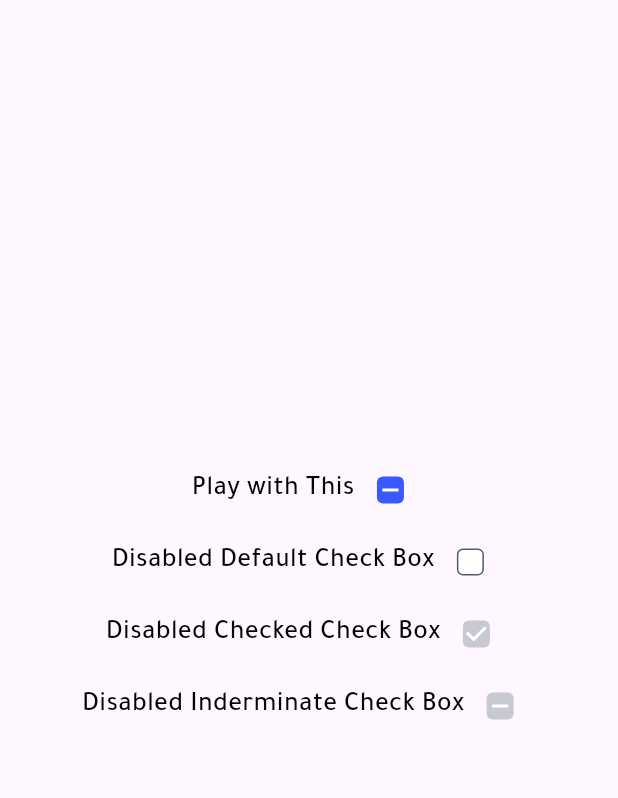
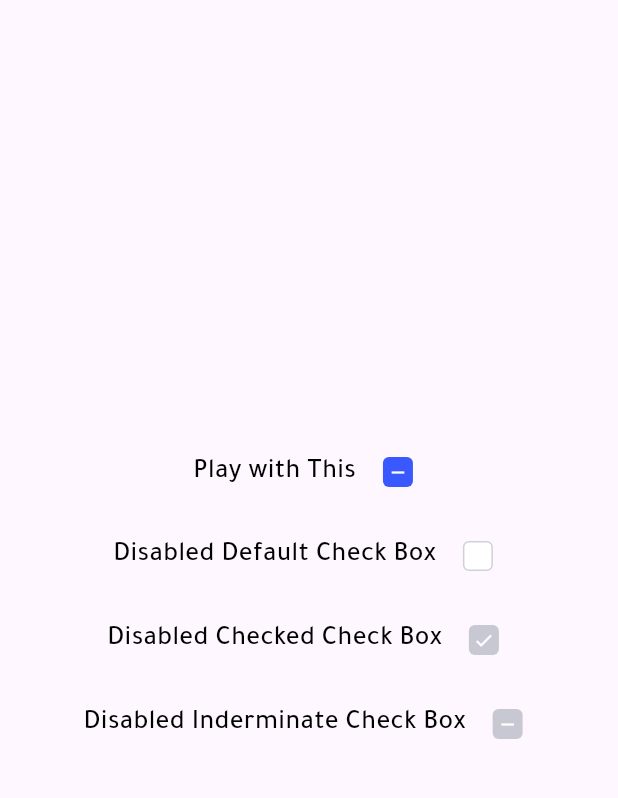
Before and after one commit to Tagaddod/Tagaddod-NewUi-Kit, a Flutter app: the screen it shows after launch, in the side drawer, after a tap on "App Check Box", on a phone screen of 412 x 824 dp, the part 62-860 px from its top. Run offline on Flutter 3.47's test engine with Material 3 defaults, Android fonts, the phone set to English and light mode, and no system bars; drawn by our look-alikes of auto_size_text; our stand-ins replace flutter_screenutil, flutter_svg.

Commit message:
fixed text field,app badge,app checkbox

```diff
--- a/lib/app_drawer.dart
+++ b/lib/app_drawer.dart
@@ -100,6 +100,23 @@ class AppDrawer extends StatelessWidget {
                 Navigator.pop(context);
               },
             ),
+            //app badge
+            ListTile(
+              title: const Text("App Badge "),
+              onTap: () {
+                onSelectWidget(getAppBadge(context));
+                Navigator.pop(context);
+              },
+            ),
+
+            //app check bo
+            ListTile(
+              title: const Text("App Check Box"),
+              onTap: () {
+                onSelectWidget(getAppCheckBox(context));
+                Navigator.pop(context);
+              },
+            ),
             ListTile(
               title: const Text("App Text Field"),
               onTap: () {
@@ -118,23 +135,7 @@ class AppDrawer extends StatelessWidget {
                 );
               },
             ),
-            //app badge
-            ListTile(
-              title: const Text("App Badge "),
-              onTap: () {
-                onSelectWidget(getAppBadge(context));
-                Navigator.pop(context);
-              },
-            ),
 
-            //app check bo
-            ListTile(
-              title: const Text("App Check Box"),
-              onTap: () {
-                onSelectWidget(getAppCheckBox(context));
-                Navigator.pop(context);
-              },
-            ),
             //sample switch button
             ListTile(
               title: const Text("App Switch "),
--- a/lib/samples/checkbox/sample_app_check_box.dart
+++ b/lib/samples/checkbox/sample_app_check_box.dart
@@ -26,7 +26,14 @@ class _SampleAppCheckBoxState extends State<SampleAppCheckBox> {
               crossAxisAlignment: CrossAxisAlignment.center,
               mainAxisSize: MainAxisSize.min,
               children: [
-                const AppText.bodyLg(text: "Play with This"),
+                const AppText.bodyLg(
+                  text: "Play with This",
+                  height: 0.9,
+                  textAlign: TextAlign.center,
+                ),
+                const SizedBox(
+                  width: 10,
+                ),
                 AppCheckBox(
                   value: value,
                   tristate: true,
@@ -38,6 +45,9 @@ class _SampleAppCheckBoxState extends State<SampleAppCheckBox> {
             );
           },
         ),
+        const SizedBox(
+          height: 20,
+        ),
 
         //disabled Check Box
         const Row(
@@ -46,11 +56,17 @@ class _SampleAppCheckBoxState extends State<SampleAppCheckBox> {
           mainAxisSize: MainAxisSize.min,
           children: [
             AppText.bodyLg(text: "Disabled Default Check Box"),
+            SizedBox(
+              width: 10,
+            ),
             AppCheckBox(
               value: false,
               tristate: true,
             ),
           ],
+        ),
+        const SizedBox(
+          height: 20,
         ),
         //disabled with value true
         const Row(
@@ -59,11 +75,17 @@ class _SampleAppCheckBoxState extends State<SampleAppCheckBox> {
           mainAxisSize: MainAxisSize.min,
           children: [
             AppText.bodyLg(text: "Disabled Checked Check Box"),
+            SizedBox(
+              width: 10,
+            ),
             AppCheckBox(
               value: true,
               tristate: true,
             ),
           ],
+        ),
+        const SizedBox(
+          height: 20,
         ),
 
         //disabled with value null
@@ -73,6 +95,9 @@ class _SampleAppCheckBoxState extends State<SampleAppCheckBox> {
           mainAxisSize: MainAxisSize.min,
           children: [
             AppText.bodyLg(text: "Disabled Inderminate Check Box"),
+            SizedBox(
+              width: 10,
+            ),
             AppCheckBox(
               value: null,
               tristate: true,
--- a/lib/typography/semantics/body_styles.dart
+++ b/lib/typography/semantics/body_styles.dart
@@ -22,7 +22,7 @@ class BodyStyles {
   static const bodyMd = TextStyle(
     fontSize: Typography.fontSize400,
     fontWeight: Typography.fontWeightRegular,
-    height: 1.5,
+    height: 1.2,
   );
 
   static const bodyMdMedium = TextStyle(
@@ -40,7 +40,7 @@ class BodyStyles {
   static const bodySm = TextStyle(
     fontSize: Typography.fontSize350,
     fontWeight: Typography.fontWeightRegular,
-    height: 1.5,
+    height: 1.4,
   );
 
   static const bodySmMedium = TextStyle(
@@ -52,6 +52,5 @@ class BodyStyles {
   static const bodySmSemiBold = TextStyle(
     fontSize: Typography.fontSize350,
     fontWeight: Typography.fontWeightSemiBold,
-    height: 1,
   );
 }
--- a/lib/widgets/app_check_box.dart
+++ b/lib/widgets/app_check_box.dart
@@ -7,8 +7,7 @@ class AppCheckBox extends StatelessWidget {
   final bool? value;
   final ValueChanged<bool?>? onChanged;
   final double? borderRadius;
-  final double scale;
-  final double? splashRadius;
+  final double checkmarkSize;
   final bool tristate;
   final bool isError;
   final bool autoFocus;
@@ -21,14 +20,15 @@ class AppCheckBox extends StatelessWidget {
   final Color? activeColor;
   final Color? fillColor;
   final Color? checkColor;
+  final double size;
 
   const AppCheckBox({
     super.key,
     required this.value,
     this.onChanged,
     this.borderRadius,
-    this.scale = 1,
-    this.splashRadius,
+    this.checkmarkSize = 14, // Default checkmark size
+    this.size = 20, // Default checkbox size
     this.tristate = false,
     this.isError = false,
     this.autoFocus = false,
@@ -45,48 +45,83 @@ class AppCheckBox extends StatelessWidget {
 
   @override
   Widget build(BuildContext context) {
-    return Transform.scale(
-      scale: scale,
-      child: Checkbox(
-        value: value,
-        onChanged: onChanged,
-        tristate:
-            tristate, // if tristate is true, then the checkbox can be in 3 states: null, false, true
-        fillColor: WidgetStateProperty.resolveWith((states) {
-          if (states.contains(WidgetState.disabled)) {
-            return fillColor ??
-                (onChanged == null && value == false
-                    ? BgColors.colorBgSurface
-                    : BgColors.colorBgFillDisabled);
-          }
-          return null;
-        }),
-        activeColor: activeColor ?? BgColors.colorBgFillBrand,
-        checkColor: checkColor ?? IconColors.colorIconOnBgFill,
-        splashRadius: splashRadius,
-
-        side: borderSide ??
-            const BorderSide(color: BorderColors.colorBorderActive),
-        focusColor: focusColor,
-        hoverColor: hoverColor,
-        focusNode: focusNode,
-        mouseCursor: mouseCursor,
-        isError: isError,
-        autofocus: autoFocus,
-
-        overlayColor: WidgetStatePropertyAll(
-            overlayColor ?? BgColors.colorBgOverlayBrand12),
-        shape: RoundedRectangleBorder(
-            borderRadius: BorderRadius.circular(borderRadius ?? 4),
-            side: BorderSide(
-                color: isError
-                    ? BorderColors.colorBorderCritical
-                    : value == false
-                        ? BorderColors.colorBorderActive
-                        : onChanged == null
-                            ? BorderColors.colorBorderDisabled
-                            : Colors.transparent)),
+    return SizedBox(
+      width: 36,
+      height: 36,
+      child: Material(
+        color: Colors.transparent,
+        child: InkWell(
+          splashColor: BgColors.colorBgOverlayBrand12,
+          borderRadius: BorderRadius.circular(24),
+          onTap: () {
+            if (onChanged != null) {
+              if (tristate) {
+                // Handle tristate toggling
+                onChanged!(
+                    value == null ? false : (value == false ? true : null));
+              } else {
+                onChanged!(!(value ?? false));
+              }
+            }
+          },
+          child: Center(
+            child: Container(
+              width: size,
+              height: size,
+              decoration: BoxDecoration(
+                color: _getFillColor(),
+                borderRadius: BorderRadius.circular(borderRadius ?? 4),
+                border: Border.all(
+                  color: onChanged != null && value != false
+                      ? Colors.transparent
+                      : onChanged == null && value == false
+                          ? BorderColors.colorBorderDisabled
+                          : onChanged == null && (value == true || tristate)
+                              ? Colors.transparent
+                              : BorderColors.colorBorderActive,
+                  width: 1,
+                ),
+              ),
+              child: value == true
+                  ? Center(
+                      child: Icon(
+                        Icons.check,
+                        size: checkmarkSize,
+                        weight: 5,
+                        color: checkColor ?? IconColors.colorIconOnBgFill,
+                      ),
+                    )
+                  : (value == null && tristate)
+                      ? Center(
+                          child: Icon(
+                            Icons.remove,
+                            size: checkmarkSize,
+                            weight: 20,
+                            color: checkColor ?? IconColors.colorIconOnBgFill,
+                          ),
+                        )
+                      : null,
+            ),
+          ),
+        ),
       ),
     );
   }
+
+  Color _getFillColor() {
+    if (onChanged != null && value == null && tristate) {
+      return BgColors.colorBgFillBrand;
+    }
+    if (onChanged != null && value == false && tristate) {
+      return BgColors.colorBgSurface;
+    }
+    if (onChanged == null && (value == false)) return BgColors.colorBgSurface;
+    if (onChanged == null && (value == true || tristate)) {
+      return BgColors.colorBgFillDisabled;
+    }
+    if (onChanged != null && value == true && tristate) {
+      return activeColor ?? BgColors.colorBgFillBrand;
+    }
+    return fillColor ?? BgColors.colorBgSurface;
+  }
 }
--- a/lib/widgets/app_text.dart
+++ b/lib/widgets/app_text.dart
@@ -254,6 +254,7 @@ class AppText extends StatelessWidget {
       style: AppTextStyles.getStyle(_appTextStatus).copyWith(
         color: textColor,
         letterSpacing: letterSpacing,
+        leadingDistribution: TextLeadingDistribution.even,
         height: height,
         decoration: decoration,
       ),
```
Also changed, not shown: lib/samples/icon_button/sample_app_filled_icon_button.dart (+8 -8 lines), lib/samples/icon_button/sample_app_outlined_icon_button.dart (+8 -8 lines), lib/samples/icon_button/sample_app_standard_icon_button.dart (+8 -8 lines), lib/samples/icon_button/sample_app_tonal_icon_button.dart (+8 -8 lines), lib/samples/sample_app_outlined_button.dart (+4 -4 lines), lib/samples/sample_app_text_button.dart (+4 -4 lines), lib/samples/sample_app_tonal_button.dart (+4 -4 lines), lib/samples/text_field/sample_text_field.dart (+25 -3 lines), lib/widgets/app_badge.dart (+30 -8 lines), lib/widgets/app_text_field.dart (+122 -74 lines), assets/svg/alert-circle (1).svg (added), assets/svg/error.svg.
